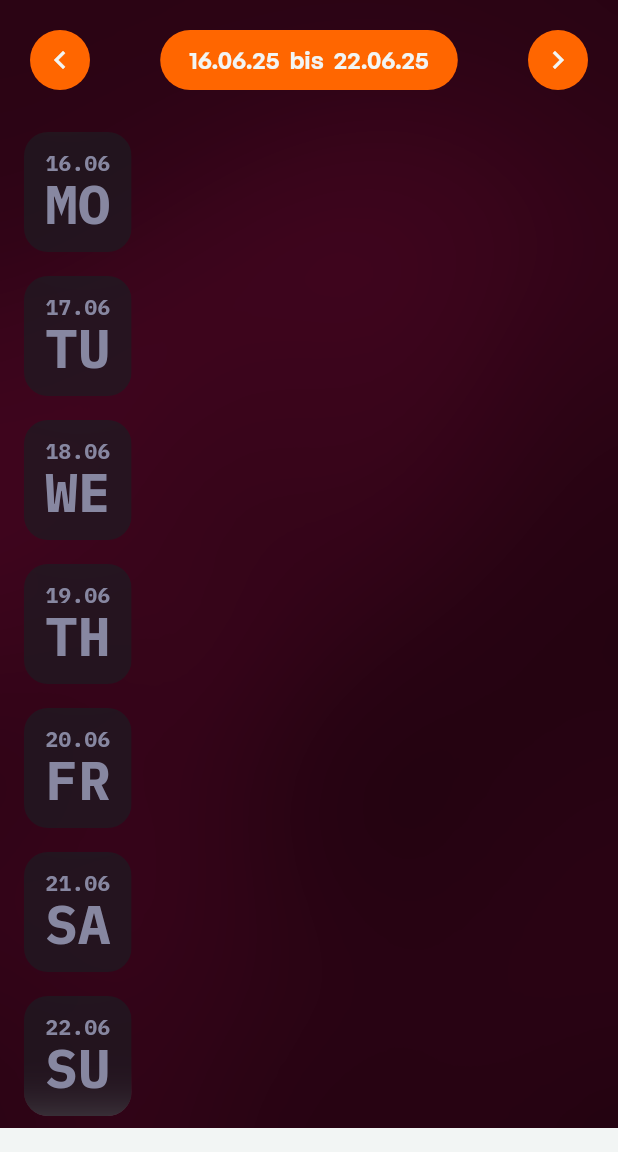
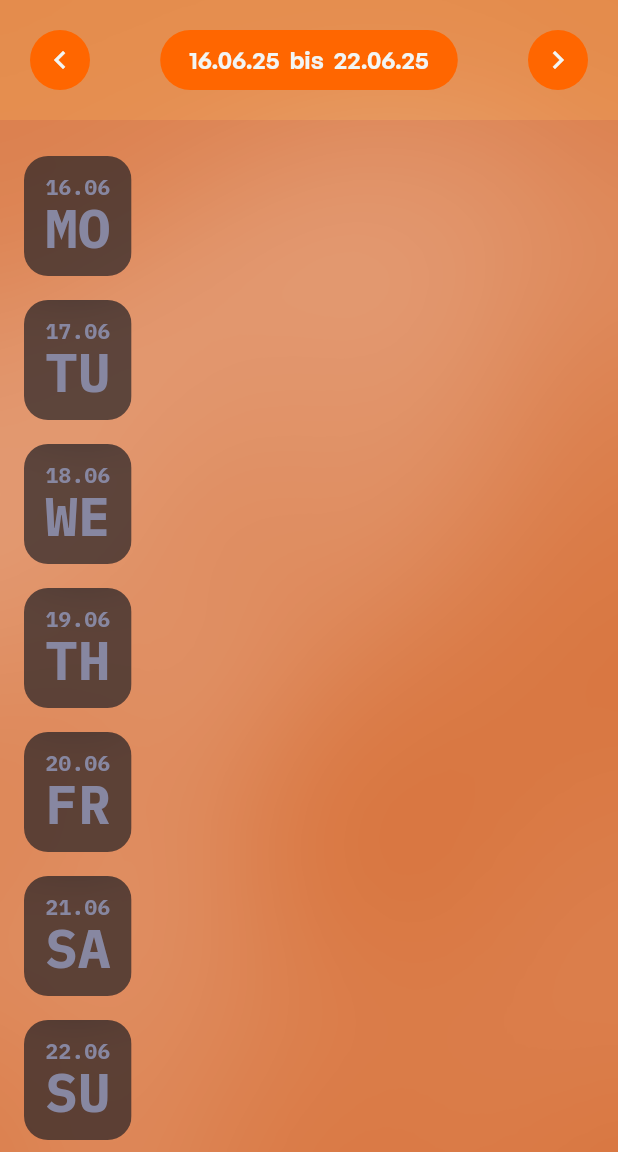
Before and after one commit to dschrubba/Flutter-Stream-Schedule, a Flutter app: the screen it shows after launch, after a tap on the "chevron left" icon, on a phone screen of 412 x 824 dp, the part 84-1236 px from its top. Run offline on Flutter 3.47's test engine with Material 3 defaults, Android fonts, the phone set to English and light mode, and no system bars; our stand-ins replace auto_size_text, flutter_dotenv, flutter_svg, rxdart; network calls fail.

Commit message:
Updated background for stream schedule

```diff
--- a/lib/widgets/schedule/schedule-week-switcher.dart
+++ b/lib/widgets/schedule/schedule-week-switcher.dart
@@ -56,7 +56,15 @@ class _ScheduleWeekSwitcherState extends State<ScheduleWeekSwitcher> {
       )
     );
 
-    return Padding(
+    return Container(
+      decoration: BoxDecoration(
+        color: AppThemeColors.get(Theme.brightnessOf(context)).accent.withAlpha(64),
+        backgroundBlendMode:
+          Theme.brightnessOf(context) == Brightness.light
+          ? BlendMode.screen
+          : BlendMode.multiply
+      ),
+      child: Padding(
         padding: EdgeInsetsGeometry.all(16),
         child: SizedBox(
           width: double.infinity,
@@ -109,6 +117,7 @@ class _ScheduleWeekSwitcherState extends State<ScheduleWeekSwitcher> {
             ]
           )
         )
+      )
     );
   }
 }
--- a/lib/widgets/schedule/schedule.dart
+++ b/lib/widgets/schedule/schedule.dart
@@ -29,11 +29,11 @@ class _ScheduleState extends State<Schedule>  {
 
     CalendarService.calendarWeek.listen((int cw) {
       setState(() {
-
       });
     });
 
-    List<Widget> buildElements() {
+    Widget buildScheduleColumn() {
+
       List<DateTime> daysOfCalendarWeek = UtilsService.daysOfCalendarWeek(2025, CalendarService.calendarWeek.value);
       List<Widget> list = [];
       for (int key = 0; key < daysOfCalendarWeek.length; key++) {
@@ -45,7 +45,26 @@ class _ScheduleState extends State<Schedule>  {
           height: 72,
         ));
       }
-      return list;
+
+      var paddingContainer = Padding(
+        padding: EdgeInsetsGeometry.symmetric(
+          vertical: 16,
+          horizontal: 0
+        ),
+        child: Column(
+          children: list,
+        )
+      );
+
+      var column = Column(
+        mainAxisAlignment: MainAxisAlignment.start,
+        children: [
+          ScheduleWeekSwitcher(),
+          paddingContainer
+        ],
+      );
+
+      return column;
     }
 
     return Stack(
@@ -57,9 +76,10 @@ class _ScheduleState extends State<Schedule>  {
           left: -20,
           child:
           ColorFiltered(
-                  colorFilter: ColorFilter.mode(
-                    themeColors["bakuretsuCrimson-900"]!, BlendMode.multiply
-                  ),
+            colorFilter:
+              Theme.brightnessOf(context) == Brightness.light
+                  ? ColorFilter.mode(themeColors["lambda-700"]!, BlendMode.screen)
+                  : ColorFilter.mode(themeColors["bakuretsuCrimson-900"]!, BlendMode.multiply),
             child: ImageFiltered(
               imageFilter:
                 ImageFilter.blur(
@@ -70,21 +90,13 @@ class _ScheduleState extends State<Schedule>  {
               child:
                 Image.asset(
                   "assets/images/bg.png",
-                          fit:
-                            BoxFit.cover,
+                  fit: BoxFit.cover,
                 ),
             ),
           )
         ),
-            Column(
-              mainAxisAlignment: MainAxisAlignment.start,
-              children: [
-                ScheduleWeekSwitcher(),
-                ...buildElements()
-              ],
-            ),
+        buildScheduleColumn()
       ],
     );
-
   }
 }
--- a/lib/widgets/socials/social-media-grid-item.dart
+++ b/lib/widgets/socials/social-media-grid-item.dart
@@ -15,20 +15,18 @@ class SocialMediaGridItem extends StatelessWidget {
   Widget build(BuildContext context) {
     return Padding(
       padding: EdgeInsetsGeometry.all(16),
-      child: ClipOval(
-        child: ColoredBox(
-          color: item.color,
-          child: Padding(
-            padding: (item.overridePadding != null) ? item.overridePadding! : EdgeInsetsGeometry.all(10),
+      child: FilledButton(
+        style: ButtonStyle(
+          backgroundColor: WidgetStateColor.resolveWith((Set<WidgetState> states) => item.color)
+          ),
+        onPressed: () => {},
             child: Center(
               child: SVGIcon(
                 assetName: item.iconAssetName,
                 color: themeColors["bonestorm-100"]!
-              )
-            )
           )
         )
-      ),
+      )
     );
   }
 }
```
Lines whose indentation alone changed are shown as unchanged.
